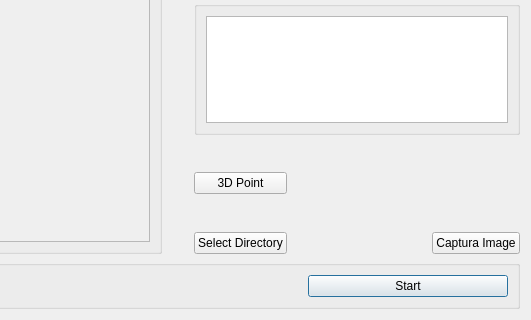
First picture: the form in library-video/VideoCalibrationDialog.ui, repository MiguelFerrerF/robotArmApp, before the edit; both pictures show x 173 to 704 and y 210 to 530 of the 704 by 530 pixel window.
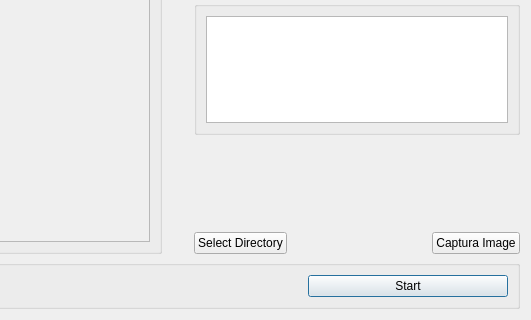
Second picture: the form after the edit.

Commit message: Refactor Video Calibration and Processing Dialogs

Diff of the .ui file:
```diff
--- a/library-video/VideoCalibrationDialog.ui
+++ b/library-video/VideoCalibrationDialog.ui
@@ -220,13 +220,6 @@
      </property>
     </widget>
    </item>
-   <item row="2" column="2" colspan="2">
-    <widget class="QPushButton" name="pushButtonGetPoint">
-     <property name="text">
-      <string>3D Point</string>
-     </property>
-    </widget>
-   </item>
   </layout>
  </widget>
  <resources/>
```
Left out of the diff: 2 changed lines with no effect on the pictures. The commit also changes 91 other files.
